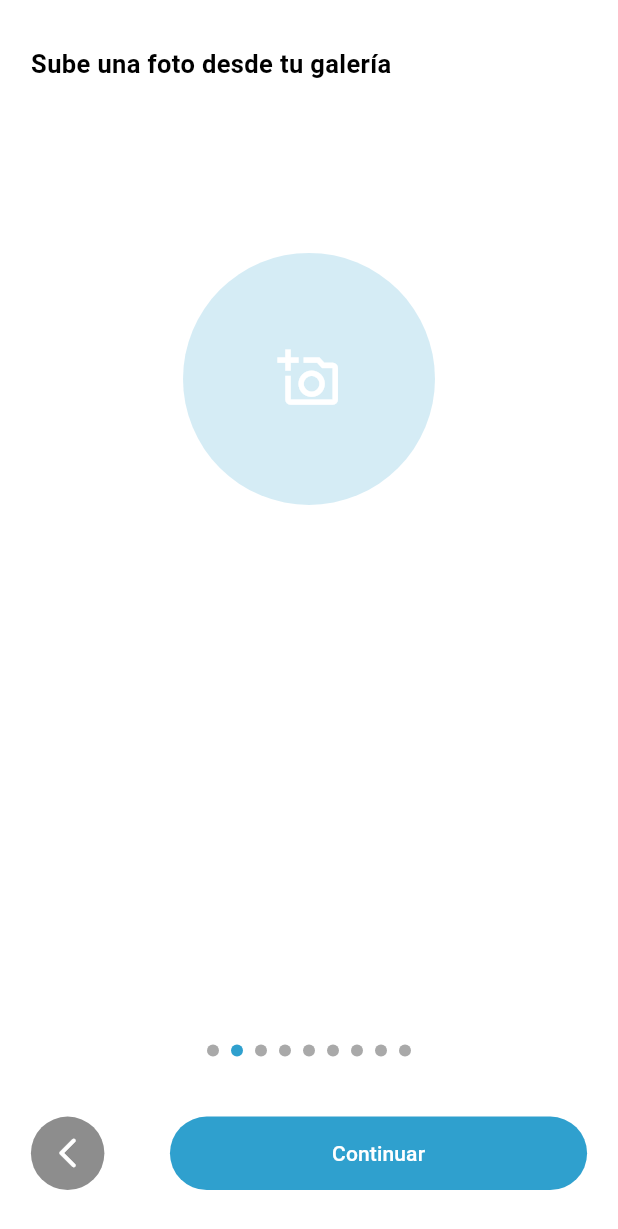
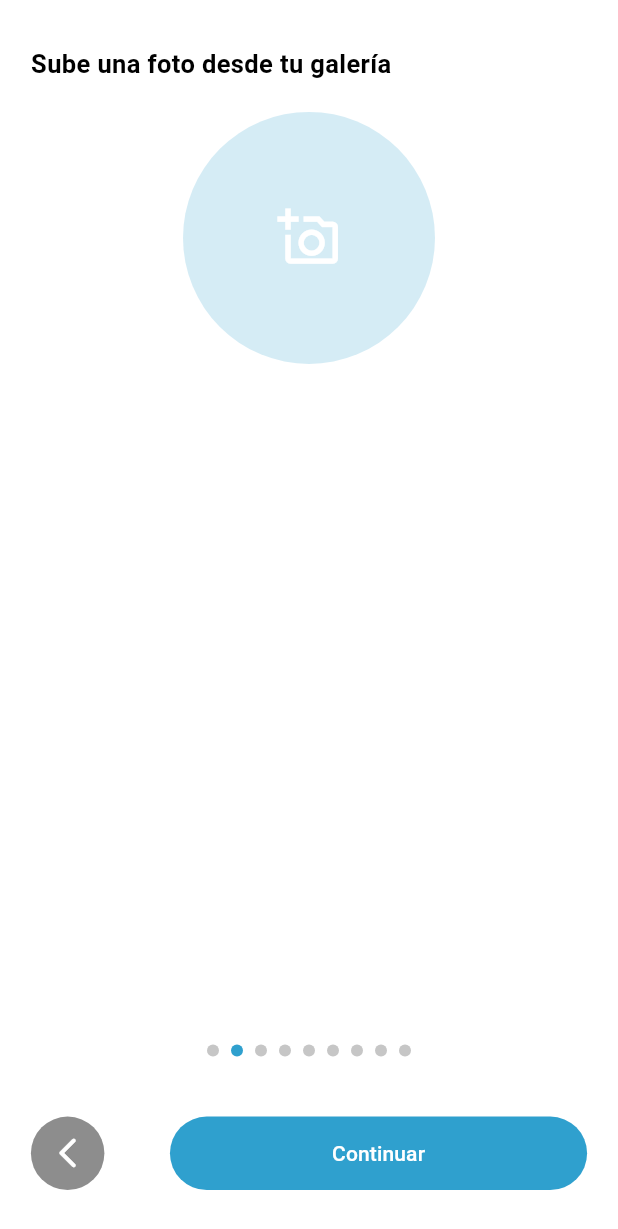
Before and after one commit to valecandss/valecandss, a Flutter app: the screen it shows after launch, after a tap on "Continuar", on a phone screen of 412 x 824 dp. Shown: the top 1229 px of the screen. Run offline on Flutter 3.47's test engine with Material 2 defaults, Android fonts, the light colour scheme and no system bars; drawn by our look-alikes of smooth_page_indicator; our stand-ins replace go_router; Roboto replaces fonts that are missing (Monstserrat); project files that could hold a hidden picture were left out.

Commit message:
prueba 2

```diff
--- a/lib/config/theme/app_theme.dart
+++ b/lib/config/theme/app_theme.dart
@@ -4,12 +4,15 @@ class AppTheme {
   ThemeData getTheme() => ThemeData(
     useMaterial3: true,
 
+    fontFamily: 'Monstserrat',
+
     colorScheme: const ColorScheme.light(
       primary: Color(0XFF2FA0CE),
       primaryContainer: Color(0XFFD5ECF5),
-      secondary: Color(0XFF8D8D8D),
-      secondaryContainer: Color(0XFFA9A9A9),
-      background: Color(0xFFF6FCFF),
+      outline: Color(0XFF8D8D8D),
+      outlineVariant: Color(0XFFC6C6C6),
+      onSurfaceVariant: Color(0XFF434343),
+      background: Color(0XFFF6FCFF),
     ),
 
   );
--- a/lib/features/register/presentation/screens/register_screen.dart
+++ b/lib/features/register/presentation/screens/register_screen.dart
@@ -4,24 +4,22 @@ import 'package:valecandss/features/register/presentation/widgets/register_smoot
 import 'package:valecandss/features/shared/helpers/herlpers.dart';
 import 'package:valecandss/features/shared/presentation/widgets/widgets_shared.dart';
 
-
 class RegisterScreen extends StatelessWidget {
   const RegisterScreen({super.key});
   @override
   Widget build(BuildContext context) {
-
-    final paddingHorizontyal = ResponsivePadding(context, PaddingType.horizontal);
+    final paddingHorizontyal =
+        ResponsivePadding(context, PaddingType.horizontal);
     final paddingVertical = ResponsivePadding(context, PaddingType.vertical);
 
     PageController registerSreensCroller = PageController();
 
     return Scaffold(
       body: Padding(
-        padding:
-          EdgeInsets.symmetric(
-            horizontal: paddingHorizontyal,
-            vertical: paddingVertical,
-            ),
+        padding: EdgeInsets.symmetric(
+          horizontal: paddingHorizontyal,
+          vertical: paddingVertical,
+        ),
         child: Stack(
           children: [
             PageView(
@@ -30,6 +28,7 @@ class RegisterScreen extends StatelessWidget {
               children: const [
                 RegisterName(),
                 RegisterPicture(),
+                RegisterGender(),
               ],
             ),
             Align(
@@ -49,7 +48,8 @@ class RegisterScreen extends StatelessWidget {
                           onPressed: () {
                             registerSreensCroller.previousPage(
                               duration: const Duration(milliseconds: 400),
-                              curve: Curves.easeInOutCirc);
+                              curve: Curves.easeInOutCirc,
+                            );
                           },
                         ),
                       ),
@@ -59,8 +59,8 @@ class RegisterScreen extends StatelessWidget {
                           text: 'Continuar',
                           onPressed: () {
                             registerSreensCroller.nextPage(
-                              duration: const Duration(milliseconds: 400),
-                              curve: Curves.easeInOutCirc);
+                                duration: const Duration(milliseconds: 400),
+                                curve: Curves.easeInOutCirc);
                           },
                         ),
                       ),
--- a/lib/features/register/presentation/views/register_name copy.dart
+++ b/lib/features/register/presentation/views/register_gender.dart
@@ -1,8 +1,9 @@
 import 'package:flutter/material.dart';
+import 'package:valecandss/features/register/presentation/widgets/widgets.dart';
 import 'package:valecandss/features/shared/presentation/widgets/widgets_shared.dart';
 
-class RegisterName extends StatelessWidget {
-  const RegisterName({super.key});
+class RegisterGender extends StatelessWidget {
+  const RegisterGender({super.key});
 
   @override
   Widget build(BuildContext context) {
@@ -17,13 +18,12 @@ class RegisterName extends StatelessWidget {
             crossAxisAlignment: CrossAxisAlignment.start,
             children: [
               TitleShared(title: 'Escribe tu nombre y apellido'),
-              TextFormFieldShared(
-                labelText: 'Nombre',
-                hintText: 'Escribe tu nombre',
+              FilledCheck(
+                text: 'femenino',
               ),
-              TextFormFieldShared(
-                labelText: 'Apellido',
-                hintText: 'Escribe tu Apellido',
+              TextFormFilledShared(
+                title: 'Apellido',
+                hintText: 'Escribe tu apellido',
               ),
             ],
           ),
--- a/lib/features/register/presentation/views/register_name.dart
+++ b/lib/features/register/presentation/views/register_name.dart
@@ -17,12 +17,12 @@ class RegisterName extends StatelessWidget {
             crossAxisAlignment: CrossAxisAlignment.start,
             children: [
               TitleShared(title: 'Escribe tu nombre y apellido'),
-              TextFormFieldShared(
-                labelText: 'Nombre',
+              TextFormFilledShared(
+                title: 'Nombre',
                 hintText: 'Escribe tu nombre',
               ),
-              TextFormFieldShared(
-                labelText: 'Apellido',
+              TextFormFilledShared(
+                title: 'Apellido',
                 hintText: 'Escribe tu Apellido',
               ),
             ],
--- a/lib/features/register/presentation/views/register_picture.dart
+++ b/lib/features/register/presentation/views/register_picture.dart
@@ -13,12 +13,12 @@ class RegisterPicture extends StatelessWidget {
         child: Form(
         child: Column(
           crossAxisAlignment: CrossAxisAlignment.start,
+          mainAxisSize: MainAxisSize.min,
           children: [
             const TitleShared(
               title: 'Sube una foto desde tu galería',
             ),
             Center(
-              heightFactor: 2,
               child: FilledIconButtonShared(
                 icon: Icons.add_a_photo_outlined,
                 sizeIcon: defaultTextStyle * 3,
--- a/lib/features/register/presentation/views/views.dart
+++ b/lib/features/register/presentation/views/views.dart
@@ -1,2 +1,3 @@
 export 'register_name.dart';
 export 'register_picture.dart';
+export 'register_gender.dart';
--- /dev/null
+++ b/lib/features/register/presentation/widgets/filled_check.dart
@@ -0,0 +1,100 @@
+import 'package:flutter/material.dart';
+
+class FilledCheck extends StatelessWidget {
+  final bool? value;
+  final String text;
+
+  const FilledCheck({
+    super.key,
+    this.value = false,
+    required this.text,
+  });
+
+  @override
+  Widget build(BuildContext context) {
+    final colors = Theme.of(context).colorScheme;
+
+    return InkWell(
+      onHover: (value) {
+        value =! value;
+      },
+      child: Container(
+        padding: const EdgeInsets.all(5.0),
+        margin: const EdgeInsets.only(bottom: 12.0),
+        decoration: BoxDecoration(
+          borderRadius: BorderRadius.circular(8),
+          border: Border.all(
+            width: 1,
+            color: value!
+              ? colors.primary
+              : Colors.black,
+            ),
+        ),
+        child: Row(
+          crossAxisAlignment: CrossAxisAlignment.center,
+          children: [
+            Checkbox(
+              value: value,
+              onChanged: (value){
+                value ?? false == true ? false : true;
+              }),
+            Text(
+              text,
+            ),
+          ],
+        ),
+      ),
+    );
+  }
+}
+
+// class FieldCheck extends StatefulWidget {
+//     final bool? value;
+//   final String text;
+//   const FieldCheck({
+//     super.key,
+//     this.value,
+//     required this.text});
+
+//   @override
+//   State<FieldCheck> createState() => _FieldCheckState();
+// }
+
+// class _FieldCheckState extends State<FieldCheck> {
+//   @override
+//   Widget build(BuildContext context) {
+//     final colors = Theme.of(context).colorScheme;
+
+//     return GestureDetector(
+//     onTap: () {
+//     setState((bool value) {
+//       widget.value = !value;
+//     });
+//   },
+//       child: Container(
+//         padding: const EdgeInsets.all(5.0),
+//         margin: const EdgeInsets.only(bottom: 12.0),
+//         decoration: BoxDecoration(
+//           borderRadius: BorderRadius.circular(8),
+//           border: Border.all(
+//             width: 1,
+//             color: widget.value!
+//               ? colors.primary
+//               : Colors.black,
+//             ),
+//         ),
+//         child: Row(
+//           crossAxisAlignment: CrossAxisAlignment.center,
+//           children: [
+//             Checkbox(
+//               value: widget.value,
+//               onChanged: (_){}),
+//             Text(
+//               widget.text,
+//             ),
+//           ],
+//         ),
+//       ),
+//     );
+//   }
+// }
--- a/lib/features/register/presentation/widgets/register_smooth_indicator.dart
+++ b/lib/features/register/presentation/widgets/register_smooth_indicator.dart
@@ -22,7 +22,7 @@ class RegisterSmoothIndicator extends StatelessWidget {
         effect: WormEffect(
           dotWidth: 8,
           dotHeight: 8,
-          dotColor: colors.secondaryContainer,
+          dotColor: colors.outlineVariant,
           activeDotColor: colors.primary,
         ),
       ),
--- a/lib/features/register/presentation/widgets/widgets.dart
+++ b/lib/features/register/presentation/widgets/widgets.dart
@@ -1 +1,2 @@
 export 'register_smooth_indicator.dart';
+export 'filled_check.dart';
--- a/lib/features/shared/presentation/widgets/filled_icon_button_shared.dart
+++ b/lib/features/shared/presentation/widgets/filled_icon_button_shared.dart
@@ -27,7 +27,7 @@ class FilledIconButtonShared extends StatelessWidget {
         child: IconButton.filled(
           onPressed: onPressed,
           style:ButtonStyle(
-            backgroundColor: MaterialStateProperty.all(color ?? colors.secondary),
+            backgroundColor: MaterialStateProperty.all(color ?? colors.outline),
           ),
           icon: Icon(
             icon,
--- a/lib/features/shared/presentation/widgets/text_form_field_shared.dart
+++ /dev/null
@@ -1,52 +0,0 @@
-import 'package:flutter/material.dart';
-
-class TextFormFieldShared extends StatelessWidget {
-  final TextEditingController? controller;
-  final String? errorMessage;
-  final String? hintText;
-  final TextInputType keyboardType;
-  final String? labelText;
-  final Function()? onTap;
-
-  const TextFormFieldShared({
-    super.key,
-    this.controller,
-    this.errorMessage,
-    this.hintText,
-    this.keyboardType = TextInputType.text,
-    this.labelText,
-    this.onTap,
-  });
-
-  @override
-  Widget build(BuildContext context) {
-    final colors = Theme.of(context).colorScheme;
-
-InputBorder border = OutlineInputBorder(
-  borderSide: BorderSide(color: colors.secondary),
-);
-
-    return Padding(
-      padding: const EdgeInsets.symmetric(vertical: 10),
-      child: TextField(
-        controller: controller,
-        keyboardType: keyboardType,
-        onTap: onTap,
-        decoration: InputDecoration(
-          border: border,
-          errorBorder:
-              border.copyWith(borderSide: BorderSide(color: colors.error)),
-          errorText: errorMessage,
-          focusColor: colors.primary,
-          focusedBorder:
-              border.copyWith(borderSide: BorderSide(color: colors.primary)),
-          focusedErrorBorder:
-              border.copyWith(borderSide: BorderSide(color: colors.error)),
-          hintText: hintText,
-          isDense: true,
-          labelText: labelText,
-        ),
-      ),
-    );
-  }
-}
--- /dev/null
+++ b/lib/features/shared/presentation/widgets/text_form_filled_shared.dart
@@ -0,0 +1,70 @@
+import 'package:flutter/material.dart';
+
+class TextFormFilledShared extends StatelessWidget {
+  final TextEditingController? controller;
+  final String? errorMessage, hintText;
+  final TextInputType keyboardType;
+  final Function()? onTap;
+  final String title;
+
+  const TextFormFilledShared({
+    super.key,
+    this.controller,
+    this.errorMessage,
+    this.hintText,
+    this.keyboardType = TextInputType.text,
+    this.onTap,
+    required this.title,
+  });
+
+  @override
+  Widget build(BuildContext context) {
+    final colors = Theme.of(context).colorScheme;
+
+    OutlineInputBorder borderStyle(Color color) {
+      return OutlineInputBorder(
+        borderSide: BorderSide(color: color, width: 1),
+        borderRadius: const BorderRadius.all(Radius.circular(8)),
+      );
+    }
+
+    return Padding(
+      padding: const EdgeInsets.only(top: 12),
+      child: Column(
+        crossAxisAlignment: CrossAxisAlignment.start,
+        children: [
+          Padding(
+            padding: const EdgeInsets.only(bottom: 4),
+            child: Text(
+              title,
+              style: TextStyle(
+                fontSize: 16,
+                color: colors.onSurfaceVariant,
+              ),
+            ),
+          ),
+          TextField(
+            controller: controller,
+            keyboardType: keyboardType,
+            onTap: onTap,
+            decoration: InputDecoration(
+              border: const OutlineInputBorder(),
+              enabledBorder: borderStyle(colors.outline),
+              errorBorder: borderStyle(colors.error),
+              errorText: errorMessage,
+              focusColor: colors.primary,
+              focusedBorder: borderStyle(colors.primary),
+              focusedErrorBorder: borderStyle(colors.error),
+              hintText: hintText,
+              hintStyle: TextStyle(
+                color: colors.outline,
+                fontWeight: FontWeight.normal,
+                ),
+              isDense: true,
+            ),
+          ),
+        ],
+      ),
+    );
+  }
+}
--- a/lib/features/shared/presentation/widgets/widgets_shared.dart
+++ b/lib/features/shared/presentation/widgets/widgets_shared.dart
@@ -1,4 +1,4 @@
 export 'title_shared.dart';
-export 'text_form_field_shared.dart';
+export 'text_form_filled_shared.dart';
 export 'filled_text_button_shared.dart';
 export 'filled_icon_button_shared.dart';
```
Also changed, not shown: pubspec.yaml (+4 -11 lines), assets/fonts/Montserrat-Regular.ttf (added), pubspec.lock, 6 other files.
